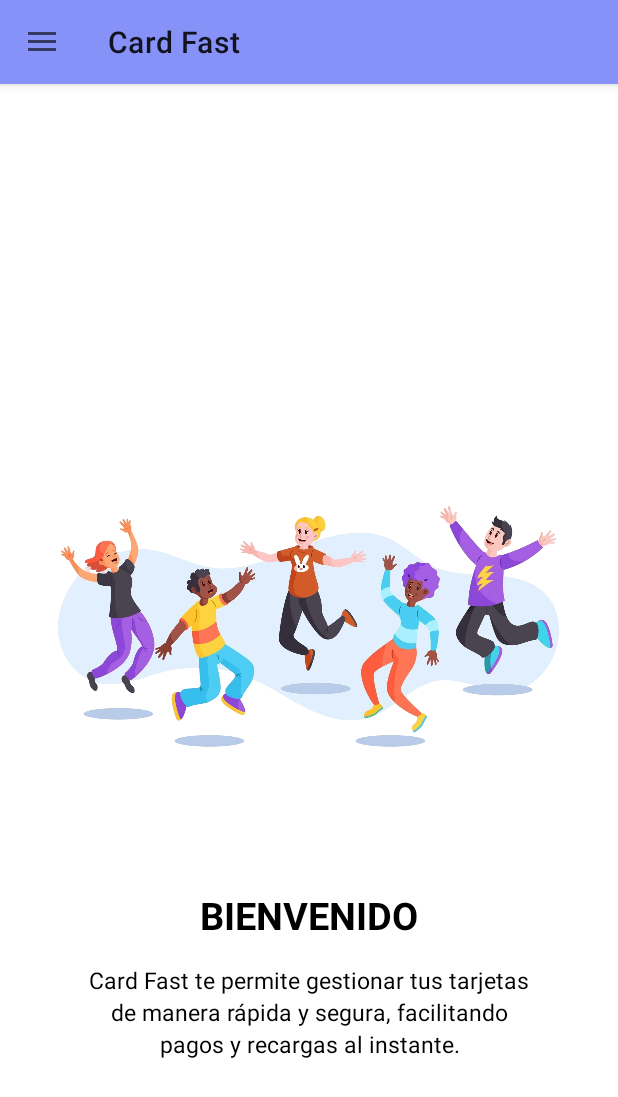
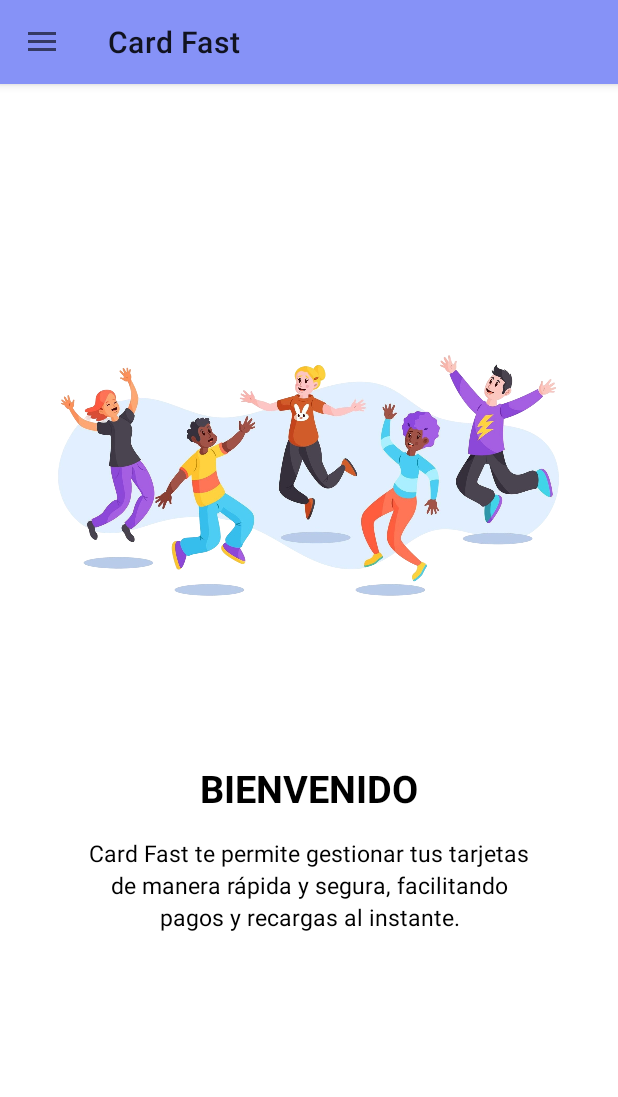
Before and after one commit to RVDAngel/CardFast, an Android app: the MainActivity screen opened directly, with no data from a screen before it, after a tap on "Inicio", on a phone screen of 412 x 824 dp. Shown: the top 1097 px of the screen. Run offline under Robolectric (Android 15) with nearby library versions, the phone set to English and light mode, and no system bars; libraries missing offline, so code that uses them is left out: com.loopj.android, cz.msebera.android; 4 statements that could not run were skipped; 1 other tap on this screen came first.

Commit message:
Modificaciones en fragmments y en vistas

```diff
--- a/app/src/main/java/com/example/cardfast/actividades/LoginActivity.java
+++ b/app/src/main/java/com/example/cardfast/actividades/LoginActivity.java
@@ -185,7 +185,6 @@ public class LoginActivity extends BaseAppCompatActivity implements View.OnClick
                         Toast.makeText(LoginActivity.this, getString(R.string.mensaje_bienvenida, usuario.getNombre()), Toast.LENGTH_SHORT).show();
                         irAPantallaPrincipal();
                     } catch (JSONException e) {
-                        Toast.makeText(LoginActivity.this, getString(R.string.mensaje_credenciales_incorrectas), Toast.LENGTH_SHORT).show();
                         e.printStackTrace();
                     } catch (ParseException e) {
                         throw new RuntimeException(e);
--- a/app/src/main/java/com/example/cardfast/actividades/MainActivity.java
+++ b/app/src/main/java/com/example/cardfast/actividades/MainActivity.java
@@ -110,7 +110,7 @@ public class MainActivity extends BaseAppCompatActivity {
                     drawerLayout.closeDrawer(GravityCompat.START);
                 }
                 else if(item.getItemId() == R.id.nav_profile){
-                    replaceFragment(PerfilFragment.newInstance(nombre, correo, fotoBase64));
+                    replaceFragment(PerfilFragment.newInstance(nombre, correo));
                     drawerLayout.closeDrawer(GravityCompat.START);
                 }
                 else if(item.getItemId() == R.id.nav_card){
--- a/app/src/main/java/com/example/cardfast/actividades/RegistroActivity.java
+++ b/app/src/main/java/com/example/cardfast/actividades/RegistroActivity.java
@@ -189,7 +189,6 @@ public class RegistroActivity extends BaseAppCompatActivity implements View.OnCl
                         }
                     } catch (JSONException e) {
                         e.printStackTrace();
-                        Toast.makeText(getApplicationContext(), "Respuesta inválida del servidor.", Toast.LENGTH_SHORT).show();
                     }
                 }
                 else{
--- a/app/src/main/java/com/example/cardfast/fragmentos/PuntosDeRecargaFragment.java
+++ b/app/src/main/java/com/example/cardfast/fragmentos/PuntosDeRecargaFragment.java
@@ -268,7 +268,6 @@ public class PuntosDeRecargaFragment extends BaseAppCompatFragment {
 
                     } catch (JSONException e) {
                         e.printStackTrace();
-                        Toast.makeText(getContext(), "Error al parsear los datos.", Toast.LENGTH_SHORT).show();
                     }
                 }
                 else{
--- a/app/src/main/java/com/example/cardfast/fragmentos/TarjetaFragment.java
+++ b/app/src/main/java/com/example/cardfast/fragmentos/TarjetaFragment.java
@@ -308,7 +308,6 @@ public class TarjetaFragment extends BaseAppCompatFragment implements View.OnCli
                                 }
                             } catch (JSONException e) {
                                 e.printStackTrace();
-                                Toast.makeText(getContext(), "Error al procesar la respuesta", Toast.LENGTH_SHORT).show();
                             }
                         }
                         else{
@@ -587,7 +586,6 @@ public class TarjetaFragment extends BaseAppCompatFragment implements View.OnCli
                                 }
                             } catch (Exception e) {
                                 e.printStackTrace();
-                                Toast.makeText(getContext(), "Error procesando respuesta", Toast.LENGTH_SHORT).show();
                             }
                         } else {
                             Toast.makeText(getContext(), "ERROR: " + statusCode, Toast.LENGTH_SHORT).show();
--- a/app/src/main/res/layout/fragment_home.xml
+++ b/app/src/main/res/layout/fragment_home.xml
@@ -5,18 +5,24 @@
     android:layout_height="match_parent"
     tools:context=".fragmentos.HomeFragment">
 
-    <!-- TODO: Update blank fragment layout -->
+    <ScrollView
+        android:layout_width="match_parent"
+        android:layout_height="match_parent"
+        android:fillViewport="true">
+
         <LinearLayout
             android:layout_width="match_parent"
             android:layout_height="wrap_content"
             android:orientation="vertical"
-        android:layout_gravity="center">
+            android:padding="16dp"
+            android:gravity="center_horizontal">
+
             <ImageView
                 android:layout_width="350dp"
                 android:layout_height="350dp"
                 android:layout_marginTop="70dp"
-            android:layout_gravity="center"
-            android:src="@drawable/home"/>
+                android:src="@drawable/home" />
+
             <TextView
                 android:layout_width="wrap_content"
                 android:layout_height="wrap_content"
@@ -24,7 +30,7 @@
                 style="@style/TEXT"
                 android:textSize="25sp"
                 android:textStyle="bold"
-            android:layout_gravity="center_horizontal"/>
+                android:layout_marginTop="16dp" />
 
             <TextView
                 android:layout_width="300dp"
@@ -34,10 +40,9 @@
                 style="@style/TEXT"
                 android:layout_marginTop="15dp"
                 android:textAlignment="center"
-            android:lineSpacingExtra="3dp"
-            android:layout_gravity="center_horizontal"/>
+                android:lineSpacingExtra="3dp" />
 
         </LinearLayout>
-
+    </ScrollView>
 
 </FrameLayout>
--- a/app/src/main/res/layout/fragment_tarjeta.xml
+++ b/app/src/main/res/layout/fragment_tarjeta.xml
@@ -6,7 +6,9 @@
         android:id="@+id/recyclerView"
         android:layout_above="@+id/mainFabBtn"
         android:layout_width="match_parent"
-        android:layout_height="match_parent" />
+        android:layout_height="0dp"
+        android:layout_alignParentTop="true"
+        android:layout_alignParentBottom="true"/>
 
     <com.google.android.material.floatingactionbutton.FloatingActionButton
         android:id="@+id/mainFabBtn"
```
Also changed, not shown: app/src/main/java/com/example/cardfast/fragmentos/PerfilFragment.java (+17 -19 lines). Lines whose indentation alone changed are shown as unchanged.
